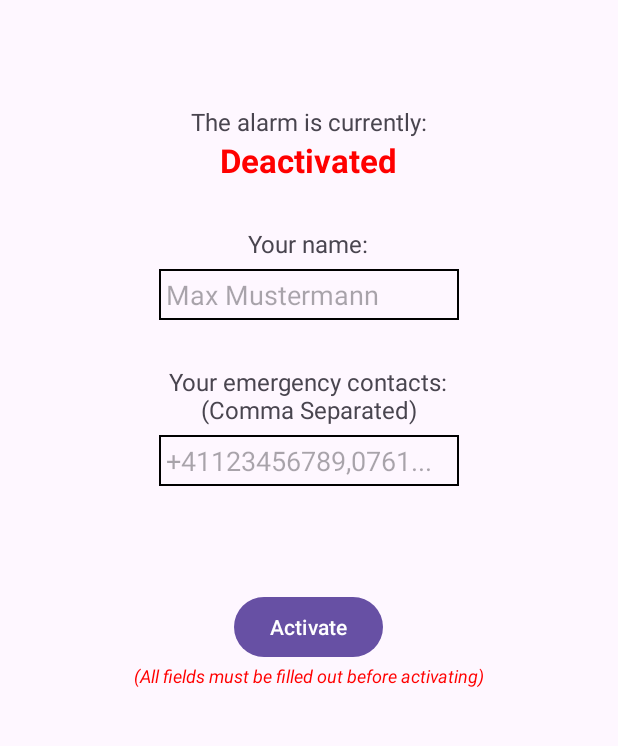
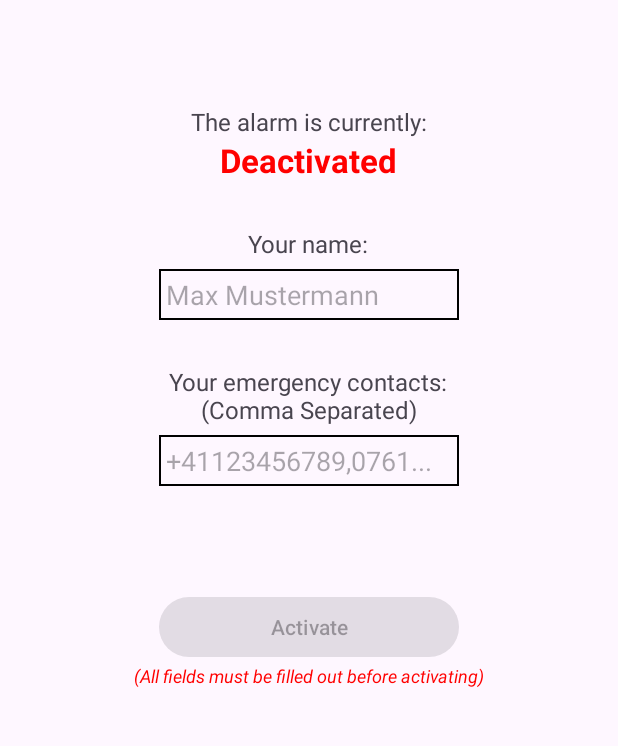
Before and after one commit to Jiron/CareGuardian, an Android app: the screen it shows after launch (MainActivity), on a phone screen of 412 x 824 dp, the part 314-1060 px from its top. Run offline under Robolectric (Android 15) with nearby library versions, the phone set to English and light mode, and no system bars.

Commit message:
fix: accessibility change (button disable) & bigger size

```diff
--- a/app/src/main/java/com/example/careguardian/MainActivity.java
+++ b/app/src/main/java/com/example/careguardian/MainActivity.java
@@ -141,9 +141,11 @@ public class MainActivity extends AppCompatActivity {
                 inputHint.setText("");
             }
             inputHint.setTextColor(Color.parseColor("#000000"));
+            alarmToggler.setEnabled(true);
         } else {
             inputHint.setText("(All fields must be filled out before activating)");
             inputHint.setTextColor(Color.parseColor("#FF0000"));
+            alarmToggler.setEnabled(false);
         }
     }
 }
--- a/app/src/main/res/layout/activity_main.xml
+++ b/app/src/main/res/layout/activity_main.xml
@@ -66,7 +66,7 @@
 
     <Button
         android:id="@+id/alarmToggler"
-        android:layout_width="wrap_content"
+        android:layout_width="200dp"
         android:layout_height="wrap_content"
         android:text="Activate" />
     <TextView
```
